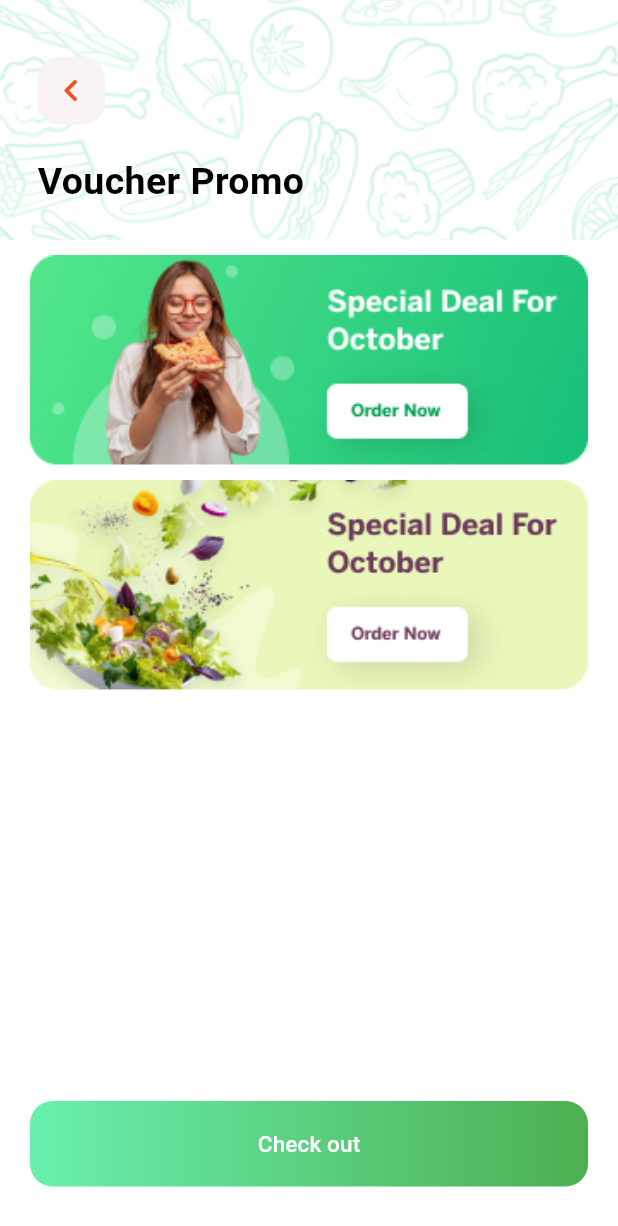
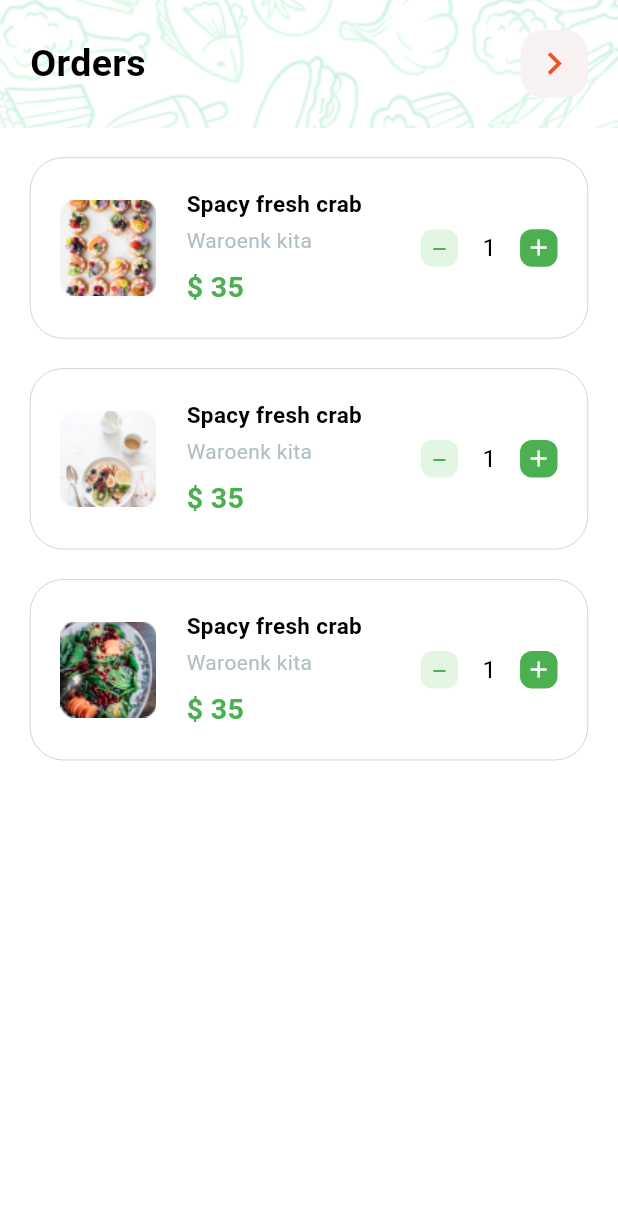
Before and after one commit to MrezaVasebi/f_food_ninja, a Flutter app: the screen it shows after launch, on a phone screen of 412 x 824 dp. Shown: the top 1226 px of the screen. Run offline on Flutter 3.47's test engine with Material 3 defaults, Android fonts, the phone set to English and light mode, and no system bars.

Commit message:
added: orders added

```diff
--- a/lib/main.dart
+++ b/lib/main.dart
@@ -1,4 +1,4 @@
-import 'package:f_food_delivery/scr/presentation/list/voucher_list.dart';
+import 'package:f_food_delivery/scr/presentation/orders.dart';
 import 'package:flutter/material.dart';
 import 'package:flutter/services.dart';
 
@@ -19,7 +19,7 @@ class MyApp extends StatelessWidget {
       debugShowCheckedModeBanner: false,
       home: Scaffold(
         backgroundColor: Colors.white,
-        body: VoucherList(),
+        body: Orders(),
       ),
     );
   }
--- /dev/null
+++ b/lib/scr/presentation/carts/order_cart.dart
@@ -0,0 +1,148 @@
+import 'package:f_food_delivery/scr/presentation/widgets/app_text.dart';
+import 'package:flutter/material.dart';
+
+class OrderCart extends StatelessWidget {
+  const OrderCart({required this.item, super.key});
+
+  final dynamic item;
+
+  @override
+  Widget build(BuildContext context) {
+    return Dismissible(
+      key: UniqueKey(),
+      background: Container(
+        width: 50,
+        color: Colors.red,
+        alignment: Alignment.centerRight,
+        child: const Icon(Icons.delete, color: Colors.white),
+      ),
+      secondaryBackground: Container(
+        width: 50,
+        height: 100,
+        decoration: BoxDecoration(
+          color: Colors.orange,
+          borderRadius: BorderRadius.circular(22),
+        ),
+        alignment: Alignment.centerRight,
+        child: const Padding(
+          padding: EdgeInsets.only(right: 20),
+          child: Icon(
+            Icons.delete,
+            color: Colors.white,
+            size: 30,
+          ),
+        ),
+      ),
+      onDismissed: (direction) {
+        if (direction == DismissDirection.endToStart) {
+          ScaffoldMessenger.of(context).showSnackBar(
+            const SnackBar(content: Text('delete action!')),
+          );
+        } else if (direction == DismissDirection.startToEnd) {
+          ScaffoldMessenger.of(context).showSnackBar(
+            const SnackBar(content: Text('some action')),
+          );
+        }
+      },
+      direction: DismissDirection.endToStart,
+      child: Container(
+        decoration: BoxDecoration(
+          color: Colors.white,
+          borderRadius: BorderRadius.circular(22),
+          border: Border.all(color: Colors.grey, width: .3),
+        ),
+        child: Padding(
+          padding: const EdgeInsets.all(20),
+          child: Row(
+            mainAxisAlignment: MainAxisAlignment.spaceBetween,
+            children: [
+              SizedBox(
+                child: Row(
+                  children: [
+                    Image.asset(item['img']),
+                    const SizedBox(width: 20),
+                    Column(
+                      crossAxisAlignment: CrossAxisAlignment.start,
+                      children: [
+                        AppText(
+                          lbl: item['name'],
+                          style: const TextStyle(
+                            fontSize: 15,
+                            color: Colors.black,
+                            fontWeight: FontWeight.bold,
+                            overflow: TextOverflow.ellipsis,
+                          ),
+                        ),
+                        const SizedBox(height: 4),
+                        AppText(
+                          lbl: item['desc'],
+                          style: TextStyle(
+                            color: Colors.blueGrey[200],
+                            fontSize: 14,
+                            overflow: TextOverflow.ellipsis,
+                          ),
+                        ),
+                        const SizedBox(height: 8),
+                        AppText(
+                          lbl: item['price'],
+                          style: const TextStyle(
+                              fontSize: 19,
+                              color: Colors.green,
+                              fontWeight: FontWeight.bold),
+                        ),
+                      ],
+                    ),
+                  ],
+                ),
+              ),
+              Row(
+                children: [
+                  Container(
+                    width: 25,
+                    height: 25,
+                    decoration: BoxDecoration(
+                      color: const Color.fromARGB(255, 227, 246, 228),
+                      borderRadius: BorderRadius.circular(8),
+                    ),
+                    child: const Align(
+                      alignment: Alignment.topCenter,
+                      child: Icon(
+                        size: 16,
+                        Icons.minimize,
+                        color: Colors.green,
+                      ),
+                    ),
+                  ),
+                  const SizedBox(width: 16),
+                  const AppText(
+                    lbl: '1',
+                    style: TextStyle(
+                      color: Colors.black,
+                      fontSize: 16,
+                    ),
+                  ),
+                  const SizedBox(width: 16),
+                  Container(
+                    height: 25,
+                    width: 25,
+                    decoration: BoxDecoration(
+                      color: Colors.green,
+                      borderRadius: BorderRadius.circular(8),
+                    ),
+                    child: const Center(
+                      child: Icon(
+                        Icons.add,
+                        size: 18,
+                        color: Colors.white,
+                      ),
+                    ),
+                  ),
+                ],
+              )
+            ],
+          ),
+        ),
+      ),
+    );
+  }
+}
--- a/lib/scr/presentation/constant/dummy_data.dart
+++ b/lib/scr/presentation/constant/dummy_data.dart
@@ -131,3 +131,48 @@ final List testimonialsList = [
     'msg': 'This Is great, So delicious! You Must Here, With Your family',
   },
 ];
+
+final List orderList = [
+  {
+    'img': PngImages.menuOne,
+    'name': 'Spacy fresh crab',
+    'desc': 'Waroenk kita',
+    'price': '\$ 35'
+  },
+  {
+    'img': PngImages.menuTwo,
+    'name': 'Spacy fresh crab',
+    'desc': 'Waroenk kita',
+    'price': '\$ 35'
+  },
+  {
+    'img': PngImages.menuThree,
+    'name': 'Spacy fresh crab',
+    'desc': 'Waroenk kita',
+    'price': '\$ 35'
+  },
+  // {
+  //   'img': PngImages.profileFavoriteTwo,
+  //   'name': 'Spacy fresh crab',
+  //   'desc': 'Waroenk kita',
+  //   'price': '\$ 35'
+  // },
+  // {
+  //   'img': PngImages.profileFavoriteThree,
+  //   'name': 'Spacy fresh crab',
+  //   'desc': 'Waroenk kita',
+  //   'price': '\$ 35'
+  // },
+  // {
+  //   'img': PngImages.menuThree,
+  //   'name': 'Spacy fresh crab',
+  //   'desc': 'Waroenk kita',
+  //   'price': '\$ 35'
+  // },
+  // {
+  //   'img': PngImages.profileFavoriteTwo,
+  //   'name': 'Spacy fresh crab',
+  //   'desc': 'Waroenk kita',
+  //   'price': '\$ 35'
+  // },
+];
--- /dev/null
+++ b/lib/scr/presentation/list/order_list.dart
@@ -0,0 +1,22 @@
+import 'package:f_food_delivery/scr/presentation/carts/order_cart.dart';
+import 'package:flutter/material.dart';
+
+class OrderList extends StatelessWidget {
+  const OrderList({required this.list, super.key});
+
+  final List list;
+
+  @override
+  Widget build(BuildContext context) {
+    return ListView.separated(
+        shrinkWrap: true,
+        itemBuilder: (context, index) {
+          final item = list[index];
+          return OrderCart(item: item);
+        },
+        separatorBuilder: (context, index) {
+          return const SizedBox(height: 20);
+        },
+        itemCount: list.length);
+  }
+}
--- /dev/null
+++ b/lib/scr/presentation/orders.dart
@@ -0,0 +1,65 @@
+import 'package:f_food_delivery/scr/presentation/constant/dummy_data.dart';
+import 'package:f_food_delivery/scr/presentation/constant/images.dart';
+import 'package:f_food_delivery/scr/presentation/list/order_list.dart';
+import 'package:f_food_delivery/scr/presentation/widgets/app_text.dart';
+import 'package:f_food_delivery/scr/presentation/widgets/square_button.dart';
+import 'package:flutter/material.dart';
+
+class Orders extends StatelessWidget {
+  const Orders({super.key});
+
+  @override
+  Widget build(BuildContext context) {
+    return SizedBox(
+      height: MediaQuery.of(context).size.height,
+      width: double.infinity,
+      child: Column(
+        children: [
+          Container(
+            height: 85,
+            width: double.infinity,
+            padding: const EdgeInsets.all(20),
+            decoration: const BoxDecoration(
+                image: DecorationImage(
+              image: AssetImage(
+                PngImages.backLogo,
+              ),
+              fit: BoxFit.cover,
+            )),
+            child: Row(
+              crossAxisAlignment: CrossAxisAlignment.center,
+              mainAxisAlignment: MainAxisAlignment.spaceBetween,
+              children: [
+                const AppText(
+                  lbl: 'Orders',
+                  style: TextStyle(
+                    fontWeight: FontWeight.bold,
+                    color: Colors.black,
+                    fontSize: 25,
+                  ),
+                ),
+                SquareButton(
+                  child: const Icon(
+                    Icons.navigate_next,
+                    color: Color.fromARGB(255, 239, 81, 33),
+                    size: 30,
+                  ),
+                  onTap: () {},
+                ),
+              ],
+            ),
+          ),
+          Expanded(
+            flex: 1,
+            child: Padding(
+              padding: const EdgeInsets.all(20),
+              child: OrderList(
+                list: orderList,
+              ),
+            ),
+          ),
+        ],
+      ),
+    );
+  }
+}
```
